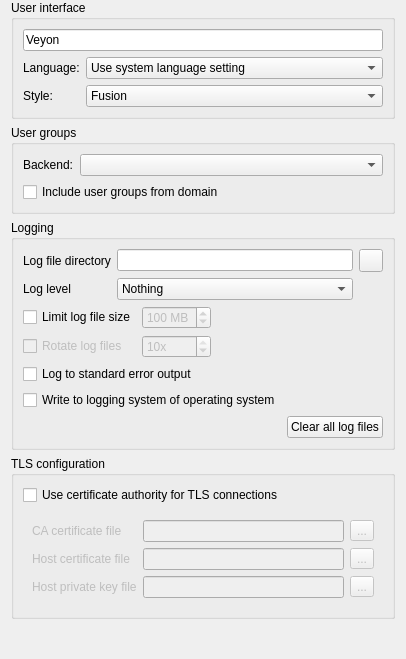
Old version of the form configurator/src/GeneralConfigurationPage.ui in the repository veyon/veyon.
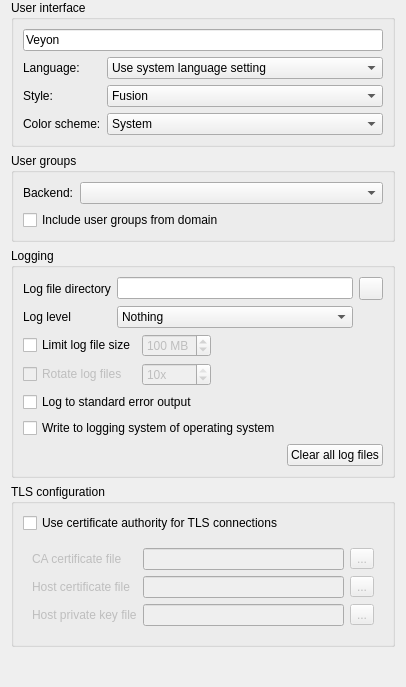
New version of the form. Icons and pictures are not drawn.

```diff
--- a/configurator/src/GeneralConfigurationPage.ui
+++ b/configurator/src/GeneralConfigurationPage.ui
@@ -68,6 +68,32 @@
         </item>
        </widget>
       </item>
+      <item row="3" column="0">
+       <widget class="QLabel" name="label_42">
+        <property name="text">
+         <string>Color scheme:</string>
+        </property>
+       </widget>
+      </item>
+      <item row="3" column="1">
+       <widget class="QComboBox" name="uiColorScheme">
+        <item>
+         <property name="text">
+          <string notr="true">System</string>
+         </property>
+        </item>
+        <item>
+         <property name="text">
+          <string>Light</string>
+         </property>
+        </item>
+        <item>
+         <property name="text">
+          <string>Dark</string>
+         </property>
+        </item>
+       </widget>
+      </item>
      </layout>
     </widget>
    </item>
```
Left out of the diff: 1 changed line with no effect on the pictures.
